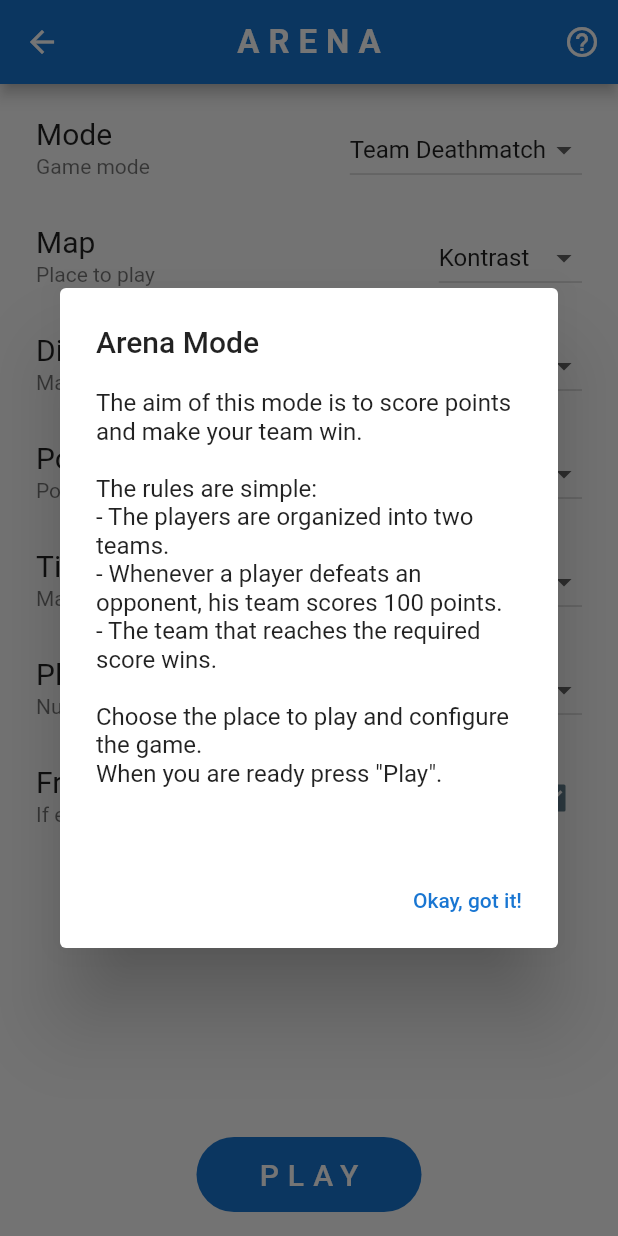
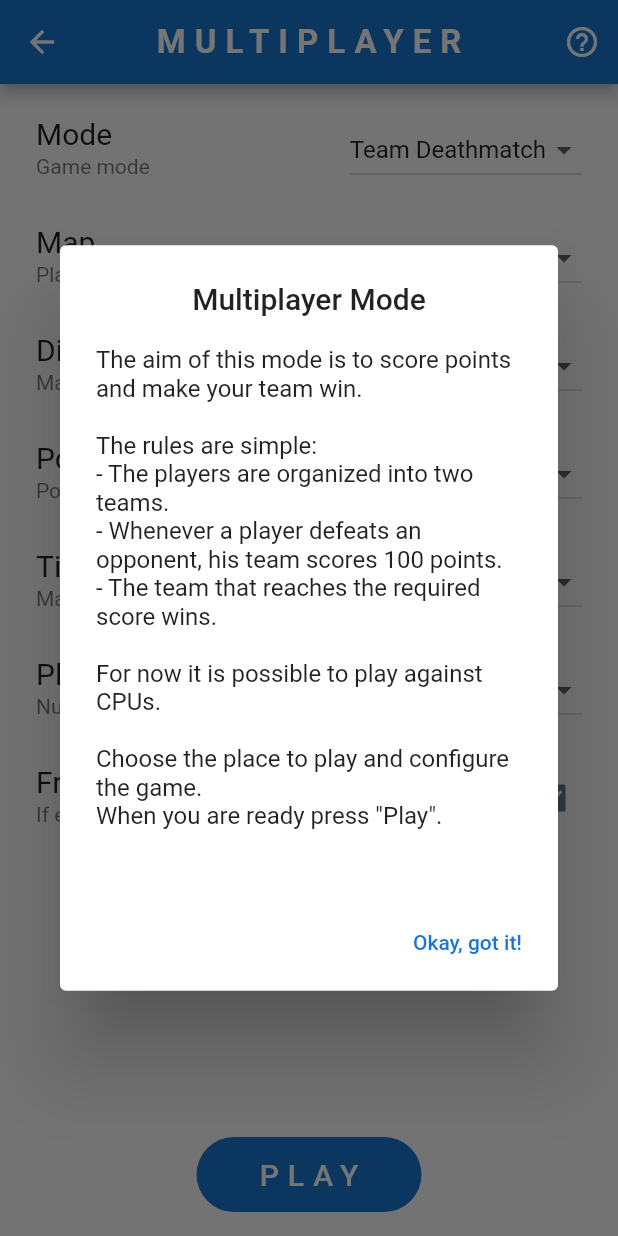
Before and after one commit to Genouka/Xeonjia, a Flutter app: the ArenaPage screen opened directly, after a tap on the "help outline" icon, on a phone screen of 412 x 824 dp. Run offline on Flutter 3.47's test engine with Material 2 defaults, Android fonts, the light colour scheme and no system bars; our stand-ins replace shared_preferences; missing offline and left inert: flame; accounts and stored records are empty.

Commit message:
fix: rename multiplayer mode

```diff
--- a/lib/ui/screens/arena/arena_page.dart
+++ b/lib/ui/screens/arena/arena_page.dart
@@ -35,7 +35,7 @@ class _ArenaPageState extends State<ArenaPage> {
   @override
   Widget build(BuildContext context) => Scaffold(
         appBar: AppBar(
-          title: const Text('ARENA'),
+          title: const Text('MULTIPLAYER'),
           centerTitle: true,
           actions: [
             IconButton(
--- a/lib/ui/screens/arena/widgets/help_dialog.dart
+++ b/lib/ui/screens/arena/widgets/help_dialog.dart
@@ -2,7 +2,7 @@ import 'package:flutter/material.dart';
 
 Widget helpDialog(BuildContext context) {
   return AlertDialog(
-    title: const Text('Arena Mode'),
+    title: const Text('Multiplayer Mode', textAlign: TextAlign.center),
     content: Column(
       mainAxisSize: MainAxisSize.min,
       crossAxisAlignment: CrossAxisAlignment.start,
@@ -14,6 +14,8 @@ The rules are simple:
 - The players are organized into two teams.
 - Whenever a player defeats an opponent, his team scores 100 points.
 - The team that reaches the required score wins.
+
+For now it is possible to play against CPUs.
 
 Choose the place to play and configure the game.
 When you are ready press "Play".
--- a/lib/ui/screens/home/home_page.dart
+++ b/lib/ui/screens/home/home_page.dart
@@ -16,7 +16,7 @@ class HomePage extends StatelessWidget {
       'title': 'Story mode',
       'goto': () => GamePage(MatchConfig(GameMode.story)),
     },
-    {'title': 'Arena', 'goto': () => ArenaPage()},
+    {'title': 'Multiplayer', 'goto': () => ArenaPage()},
     {'title': 'How to play', 'goto': () => RulesPage()},
   ];
 
```
